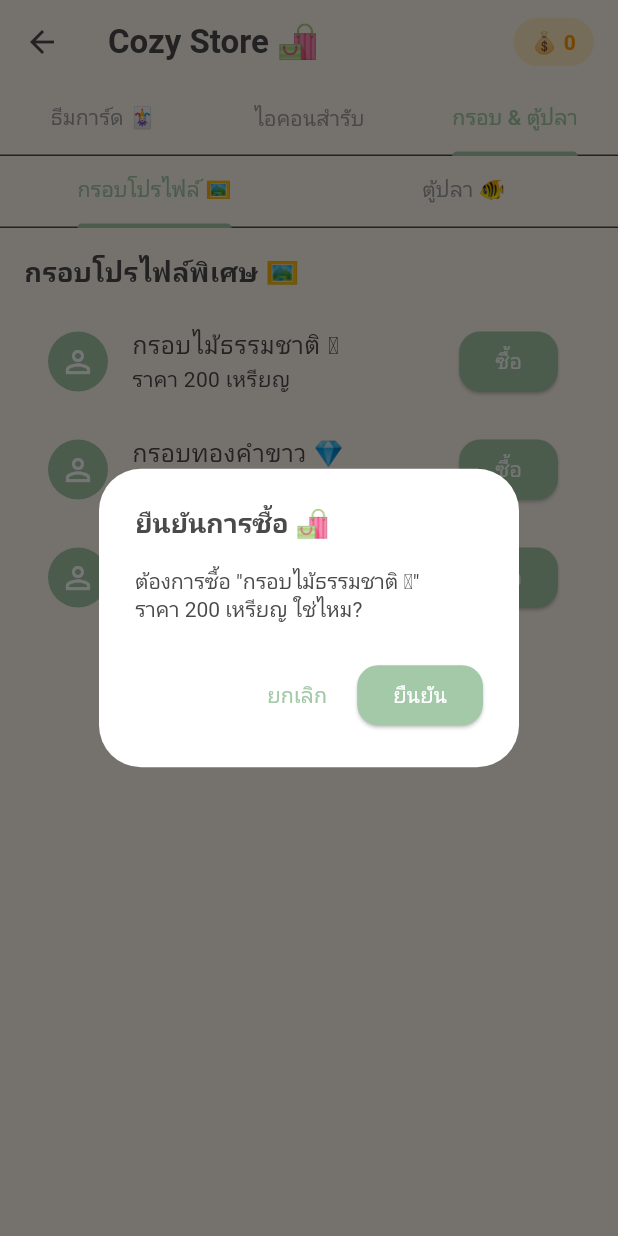
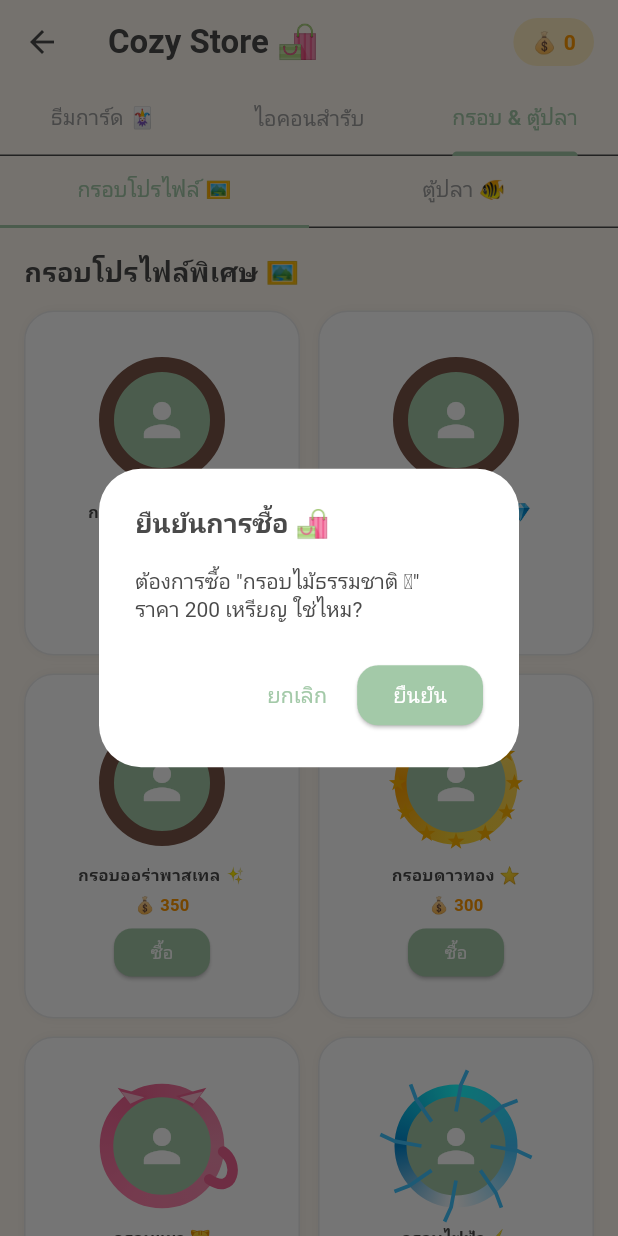
Before and after one commit to Oakiez/Flashcards, a Flutter app: the StoreScreen screen opened directly, tab 3 chosen, after a tap on "ซื้อ", on a phone screen of 412 x 824 dp. Run offline on Flutter 3.47's test engine with Material 3 defaults, Android fonts, the phone set to English and light mode, and no system bars; our stand-ins replace audioplayers, google_fonts, image_picker, shared_preferences; accounts and stored records are empty; Roboto replaces fonts that are missing (Prompt).

Commit message:
Add custom frames feature

```diff
--- a/lib/screens/profile_screen.dart
+++ b/lib/screens/profile_screen.dart
@@ -6,6 +6,7 @@ import 'package:provider/provider.dart';
 import 'package:image_picker/image_picker.dart';
 import '../providers/deck_provider.dart';
 import '../models/deck_model.dart';
+import '../widgets/frame_painter.dart';
 
 class ProfileScreen extends StatelessWidget {
   const ProfileScreen({super.key});
@@ -324,19 +325,6 @@ class ProfileScreen extends StatelessWidget {
     );
   }
 
-  Color _getFrameColor(String? frameName) {
-    switch (frameName) {
-      case 'กรอบไม้ธรรมชาติ 🪵':
-        return Colors.brown;
-      case 'กรอบทองคำขาว 💎':
-        return Colors.amber;
-      case 'กรอบออร่าพาสเทล ✨':
-        return Colors.purpleAccent.shade100;
-      default:
-        return Colors.transparent;
-    }
-  }
-
   @override
   Widget build(BuildContext context) {
     final deckProvider = Provider.of<DeckProvider>(context);
@@ -540,16 +528,10 @@ class ProfileScreen extends StatelessWidget {
               : null,
         ),
         if (user.selectedFrame != null)
-          Container(
-            width: 160,
-            height: 160,
-            decoration: BoxDecoration(
-              shape: BoxShape.circle,
-              border: Border.all(
-                color: _getFrameColor(user.selectedFrame),
-                width: 10,
-              ),
-            ),
+          SizedBox(
+            width: 170,
+            height: 170,
+            child: CustomPaint(painter: FramePainter(user.selectedFrame!)),
           ),
         Positioned(
           bottom: 5,
--- a/lib/screens/store_screen.dart
+++ b/lib/screens/store_screen.dart
@@ -1,9 +1,8 @@
-// ไฟล์: lib/screens/store_screen.dart
-
 import 'package:flutter/material.dart';
 import 'package:provider/provider.dart';
 import '../providers/deck_provider.dart';
 import '../services/audio_service.dart';
+import '../widgets/frame_painter.dart';
 
 class StoreScreen extends StatelessWidget {
   const StoreScreen({super.key});
@@ -12,6 +11,12 @@ class StoreScreen extends StatelessWidget {
     'กรอบไม้ธรรมชาติ 🪵': 200,
     'กรอบทองคำขาว 💎': 500,
     'กรอบออร่าพาสเทล ✨': 350,
+    'กรอบดาวทอง ⭐': 300,
+    'กรอบแมว 🐱': 400,
+    'กรอบไฟฟ้า ⚡': 350,
+    'กรอบเพชร 💎✨': 450,
+    'กรอบไฟ 🔥': 400,
+    'กรอบเปลวสี 🌈': 500,
   };
 
   @override
@@ -78,7 +83,6 @@ class StoreScreen extends StatelessWidget {
     return ListView(
       padding: const EdgeInsets.all(16),
       children: [
-        // คำอธิบาย
         Container(
           padding: const EdgeInsets.all(14),
           margin: const EdgeInsets.only(bottom: 16),
@@ -89,10 +93,9 @@ class StoreScreen extends StatelessWidget {
           ),
           child: const Text(
             '🃏 ธีมการ์ด = สีของสำรับ\nเลือกธีมแล้วสีสำรับจะเปลี่ยนตามอัตโนมัติ\nไปตั้งค่าที่หน้าแก้ไขสำรับ (กด ⋮ → ปรับแต่งสำรับ)',
-            style: TextStyle(fontSize: 13, color: null, height: 1.5),
+            style: TextStyle(fontSize: 13, height: 1.5),
           ),
         ),
-
         GridView.count(
           crossAxisCount: 2,
           shrinkWrap: true,
@@ -131,13 +134,11 @@ class StoreScreen extends StatelessWidget {
                 child: Column(
                   mainAxisAlignment: MainAxisAlignment.center,
                   children: [
-                    // Preview: 2 mini cards
                     SizedBox(
                       height: 80,
                       child: Stack(
                         alignment: Alignment.center,
                         children: [
-                          // back card (เลื่อนซ้าย)
                           Positioned(
                             left: 20,
                             child: _miniCard(
@@ -146,7 +147,6 @@ class StoreScreen extends StatelessWidget {
                               isBack: true,
                             ),
                           ),
-                          // front card (เลื่อนขวา)
                           Positioned(
                             right: 20,
                             child: _miniCard(
@@ -248,7 +248,6 @@ class StoreScreen extends StatelessWidget {
   ) {
     final price = theme['price'] as int;
     final name = '${theme['emoji']} ${theme['name']}';
-
     showDialog(
       context: context,
       builder: (ctx) => AlertDialog(
@@ -283,7 +282,7 @@ class StoreScreen extends StatelessWidget {
     );
   }
 
-  // ── Tab 3: ไอคอนสำรับ 🆕 ─────────────────────────────────────
+  // ── Tab 2: ไอคอนสำรับ ────────────────────────────────────────
 
   Widget _buildDeckIconTab(BuildContext context, DeckProvider provider) {
     final icons = DeckProvider.deckIconCatalog;
@@ -302,10 +301,9 @@ class StoreScreen extends StatelessWidget {
           ),
           child: const Text(
             '🏷️ ไอคอนสำรับ เปลี่ยนไอคอนที่แสดงในหน้าหลัก\nซื้อแล้วไปตั้งค่าที่หน้าแก้ไขสำรับ',
-            style: TextStyle(fontSize: 13, color: null, height: 1.5),
+            style: TextStyle(fontSize: 13, height: 1.5),
           ),
         ),
-
         GridView.count(
           crossAxisCount: 3,
           shrinkWrap: true,
@@ -316,7 +314,6 @@ class StoreScreen extends StatelessWidget {
           children: icons.map((icon) {
             final isUnlocked = unlockedIcons.contains(icon['id']);
             final price = icon['price'] as int;
-
             return GestureDetector(
               onTap: isUnlocked
                   ? null
@@ -388,7 +385,6 @@ class StoreScreen extends StatelessWidget {
   ) {
     final price = icon['price'] as int;
     final name = '${icon['emoji']} ${icon['name']}';
-
     showDialog(
       context: context,
       builder: (ctx) => AlertDialog(
@@ -423,7 +419,7 @@ class StoreScreen extends StatelessWidget {
     );
   }
 
-  // ── Tab 4: กรอบ & ตู้ปลา (ใช้ Widget แยกเพื่อหลีกเลี่ยง nested DefaultTabController) ──
+  // ── Tab 3: กรอบ & ตู้ปลา ─────────────────────────────────────
 
   Widget _buildItemAndFishTab(BuildContext context, DeckProvider provider) {
     return _InnerFishItemTab(
@@ -432,7 +428,7 @@ class StoreScreen extends StatelessWidget {
     );
   }
 
-  // ── กรอบโปรไฟล์ ───────────────────────────────────────────────
+  // ── กรอบโปรไฟล์ ──────────────────────────────────────────────
 
   Widget _buildItemTab(BuildContext context, DeckProvider provider) {
     final user = provider.user;
@@ -443,21 +439,98 @@ class StoreScreen extends StatelessWidget {
           'กรอบโปรไฟล์พิเศษ 🖼️',
           style: TextStyle(fontSize: 18, fontWeight: FontWeight.bold),
         ),
-        const SizedBox(height: 10),
-        ...avatarFrames.entries.map((entry) {
+        const SizedBox(height: 12),
+        GridView.count(
+          crossAxisCount: 2,
+          shrinkWrap: true,
+          physics: const NeverScrollableScrollPhysics(),
+          mainAxisSpacing: 12,
+          crossAxisSpacing: 12,
+          childAspectRatio: 0.8,
+          children: avatarFrames.entries.map((entry) {
             final isUnlocked = user.unlockedFrames.contains(entry.key);
             final isEquipped = user.selectedFrame == entry.key;
-          return ListTile(
-            leading: const CircleAvatar(child: Icon(Icons.person_outline)),
-            title: Text(entry.key),
-            subtitle: Text(
-              isUnlocked ? 'เป็นเจ้าของแล้ว ✨' : 'ราคา ${entry.value} เหรียญ',
+            return Container(
+              decoration: BoxDecoration(
+                color: isEquipped
+                    ? const Color(0xFFA3C9A8).withOpacity(0.15)
+                    : Colors.white,
+                borderRadius: BorderRadius.circular(20),
+                border: Border.all(
+                  color: isEquipped
+                      ? const Color(0xFFA3C9A8)
+                      : Colors.grey.withOpacity(0.2),
+                  width: isEquipped ? 2 : 1,
                 ),
-            trailing: ElevatedButton(
+                boxShadow: [
+                  BoxShadow(
+                    color: Colors.black.withOpacity(0.04),
+                    blurRadius: 6,
+                  ),
+                ],
+              ),
+              child: Column(
+                mainAxisAlignment: MainAxisAlignment.center,
+                children: [
+                  // ✅ Preview กรอบ
+                  SizedBox(
+                    width: 90,
+                    height: 90,
+                    child: Stack(
+                      alignment: Alignment.center,
+                      children: [
+                        CircleAvatar(
+                          radius: 36,
+                          backgroundColor: const Color(0xFFA3C9A8),
+                          child: const Icon(
+                            Icons.person,
+                            color: Colors.white,
+                            size: 36,
+                          ),
+                        ),
+                        // ✅ ใช้ FramePainter (ไม่มี underscore)
+                        SizedBox(
+                          width: 82,
+                          height: 82,
+                          child: CustomPaint(painter: FramePainter(entry.key)),
+                        ),
+                      ],
+                    ),
+                  ),
+                  const SizedBox(height: 8),
+                  Text(
+                    entry.key,
+                    textAlign: TextAlign.center,
+                    style: const TextStyle(
+                      fontSize: 11,
+                      fontWeight: FontWeight.bold,
+                    ),
+                    maxLines: 2,
+                    overflow: TextOverflow.ellipsis,
+                  ),
+                  const SizedBox(height: 4),
+                  Text(
+                    isUnlocked ? 'มีแล้ว ✨' : '💰 ${entry.value}',
+                    style: TextStyle(
+                      fontSize: 11,
+                      color: isUnlocked
+                          ? const Color(0xFFA3C9A8)
+                          : Colors.orange,
+                      fontWeight: FontWeight.bold,
+                    ),
+                  ),
+                  const SizedBox(height: 8),
+                  SizedBox(
+                    height: 32,
+                    child: ElevatedButton(
                       style: ElevatedButton.styleFrom(
                         backgroundColor: isEquipped
                             ? Colors.grey
-                    : (isUnlocked ? const Color(0xFFA3C9A8) : null),
+                            : const Color(0xFFA3C9A8),
+                        padding: const EdgeInsets.symmetric(horizontal: 12),
+                        shape: RoundedRectangleBorder(
+                          borderRadius: BorderRadius.circular(12),
+                        ),
                       ),
                       onPressed: isEquipped
                           ? null
@@ -479,11 +552,21 @@ class StoreScreen extends StatelessWidget {
                               }
                             },
                       child: Text(
-                isEquipped ? 'ใช้อยู่' : (isUnlocked ? 'ใช้งาน' : 'ซื้อ'),
+                        isEquipped
+                            ? 'ใช้อยู่'
+                            : (isUnlocked ? 'ใช้งาน' : 'ซื้อ'),
+                        style: const TextStyle(
+                          color: Colors.white,
+                          fontSize: 12,
                         ),
                       ),
+                    ),
+                  ),
+                ],
+              ),
             );
-        }),
+          }).toList(),
+        ),
       ],
     );
   }
@@ -531,11 +614,9 @@ class StoreScreen extends StatelessWidget {
 
   Widget _buildFishTab(BuildContext context, DeckProvider provider) {
     final tank = provider.fishTank;
-
     return ListView(
       padding: const EdgeInsets.all(16),
       children: [
-        // อาหารปลา
         Container(
           padding: const EdgeInsets.all(16),
           decoration: BoxDecoration(
@@ -599,9 +680,7 @@ class StoreScreen extends StatelessWidget {
             ],
           ),
         ),
-
         const SizedBox(height: 20),
-
         const Text(
           'ปลา 🐠',
           style: TextStyle(fontSize: 18, fontWeight: FontWeight.bold),
@@ -612,7 +691,6 @@ class StoreScreen extends StatelessWidget {
           style: const TextStyle(color: Colors.grey, fontSize: 13),
         ),
         const SizedBox(height: 10),
-
         GridView.count(
           crossAxisCount: 2,
           shrinkWrap: true,
@@ -635,7 +713,6 @@ class StoreScreen extends StatelessWidget {
             );
           }).toList(),
         ),
-
         const SizedBox(height: 24),
         _buildDecorSection(context, provider, '🪨 พื้นกรวด', 'floor'),
         const SizedBox(height: 16),
@@ -658,7 +735,6 @@ class StoreScreen extends StatelessWidget {
     final items = DeckProvider.decorCatalog
         .where((d) => d['category'] == category)
         .toList();
-
     return Column(
       crossAxisAlignment: CrossAxisAlignment.start,
       children: [
@@ -873,7 +949,6 @@ class StoreScreen extends StatelessWidget {
   ) {
     final ctrl = TextEditingController(text: '1');
     final canAdd = 20 - provider.fishTank.fishes.length;
-
     showDialog(
       context: context,
       builder: (ctx) => StatefulBuilder(
@@ -882,7 +957,6 @@ class StoreScreen extends StatelessWidget {
           final actualQty = qty.clamp(1, canAdd > 0 ? canAdd : 1);
           final total = price * actualQty;
           final canAfford = provider.user.coins >= total;
-
           return AlertDialog(
             shape: RoundedRectangleBorder(
               borderRadius: BorderRadius.circular(20),
@@ -993,7 +1067,9 @@ class StoreScreen extends StatelessWidget {
                         String msg;
                         if (result.startsWith('partial')) {
                           final got = result.split(':')[1];
-                          msg = 'ซื้อได้ $got ตัว (ตู้เหลือที่ว่างแค่นั้น) 🐠';
+                          msg =
+                              'ซื้อได้ $got ตัว '
+                              '(ตู้เหลือที่ว่างแค่นั้น) 🐠';
                           AudioService.instance.playPurchase();
                         } else if (result.startsWith('success')) {
                           msg = 'ซื้อ $name $actualQty ตัวแล้ว! 🐠';
@@ -1023,7 +1099,6 @@ class StoreScreen extends StatelessWidget {
 
   void _showBuyFoodDialog(BuildContext context, DeckProvider provider) {
     final ctrl = TextEditingController(text: '1');
-
     showDialog(
       context: context,
       builder: (ctx) => StatefulBuilder(
@@ -1032,7 +1107,6 @@ class StoreScreen extends StatelessWidget {
           final safeQty = qty.clamp(1, 999);
           final total = 30 * safeQty;
           final canAfford = provider.user.coins >= total;
-
           return AlertDialog(
             shape: RoundedRectangleBorder(
               borderRadius: BorderRadius.circular(20),
@@ -1177,17 +1251,15 @@ class StoreScreen extends StatelessWidget {
   }
 }
 
-// ── _InnerFishItemTab — StatefulWidget แยกสำหรับ nested tab ────────────────
+// ── _InnerFishItemTab ─────────────────────────────────────────────
 
 class _InnerFishItemTab extends StatefulWidget {
   final Widget itemTabContent;
   final Widget fishTabContent;
-
   const _InnerFishItemTab({
     required this.itemTabContent,
     required this.fishTabContent,
   });
-
   @override
   State<_InnerFishItemTab> createState() => _InnerFishItemTabState();
 }
@@ -1212,14 +1284,21 @@ class _InnerFishItemTabState extends State<_InnerFishItemTab>
   Widget build(BuildContext context) {
     return Column(
       children: [
-        TabBar(
+        Material(
+          color:
+              Theme.of(context).appBarTheme.backgroundColor ??
+              const Color(0xFFFFF9F0),
+          child: TabBar(
             controller: _ctrl,
             indicatorColor: const Color(0xFFA3C9A8),
             labelColor: null,
+            indicatorSize: TabBarIndicatorSize.tab,
+            padding: EdgeInsets.zero,
             tabs: const [
               Tab(text: 'กรอบโปรไฟล์ 🖼️'),
               Tab(text: 'ตู้ปลา 🐠'),
             ],
+          ),
         ),
         Expanded(
           child: TabBarView(
--- /dev/null
+++ b/lib/widgets/frame_painter.dart
@@ -0,0 +1,338 @@
+// lib/widgets/frame_painter.dart
+import 'dart:math';
+import 'package:flutter/material.dart';
+
+class FramePainter extends CustomPainter {
+  final String frameName;
+  FramePainter(this.frameName);
+
+  @override
+  void paint(Canvas canvas, Size size) {
+    final cx = size.width / 2;
+    final cy = size.height / 2;
+    final r = size.width / 2 - 4;
+
+    switch (frameName) {
+      case 'กรอบดาวทอง ⭐':
+        _drawStarFrame(canvas, size, cx, cy, r);
+        break;
+      case 'กรอบแมว 🐱':
+        _drawCatFrame(canvas, size, cx, cy, r);
+        break;
+      case 'กรอบไฟฟ้า ⚡':
+        _drawElectricFrame(canvas, size, cx, cy, r);
+        break;
+      case 'กรอบเพชร 💎✨':
+        _drawDiamondFrame(canvas, size, cx, cy, r);
+        break;
+      case 'กรอบไฟ 🔥':
+        _drawFireFrame(canvas, size, cx, cy, r);
+        break;
+      case 'กรอบเปลวสี 🌈':
+        _drawRainbowFrame(canvas, size, cx, cy, r);
+        break;
+      default:
+        _drawDefaultFrame(canvas, size, cx, cy, r);
+    }
+  }
+
+  // ── กรอบเริ่มต้น (สีจากชื่อ) ──
+  void _drawDefaultFrame(Canvas c, Size s, double cx, double cy, double r) {
+    final paint = Paint()
+      ..color = Colors.brown
+      ..strokeWidth = 10
+      ..style = PaintingStyle.stroke;
+    c.drawCircle(Offset(cx, cy), r, paint);
+  }
+
+  // ── กรอบดาวทอง ⭐ ──
+  void _drawStarFrame(Canvas c, Size s, double cx, double cy, double r) {
+    // วงกลมทอง
+    final ring = Paint()
+      ..shader = SweepGradient(
+        colors: [
+          Colors.amber.shade300,
+          Colors.yellow.shade600,
+          Colors.amber.shade700,
+          Colors.yellow.shade300,
+          Colors.amber.shade300,
+        ],
+      ).createShader(Rect.fromCircle(center: Offset(cx, cy), radius: r))
+      ..strokeWidth = 8
+      ..style = PaintingStyle.stroke;
+    c.drawCircle(Offset(cx, cy), r, ring);
+
+    // ดาวรอบวง
+    final starPaint = Paint()..color = Colors.amber.shade600;
+    final count = 12;
+    for (int i = 0; i < count; i++) {
+      final angle = (i / count) * 2 * pi;
+      final sx = cx + (r + 2) * cos(angle);
+      final sy = cy + (r + 2) * sin(angle);
+      _drawStar(c, Offset(sx, sy), 6, starPaint);
+    }
+  }
+
+  void _drawStar(Canvas c, Offset center, double size, Paint paint) {
+    final path = Path();
+    for (int i = 0; i < 5; i++) {
+      final outer = (i * 4 * pi / 5) - pi / 2;
+      final inner = outer + 2 * pi / 10;
+      final ox = center.dx + size * cos(outer);
+      final oy = center.dy + size * sin(outer);
+      final ix = center.dx + (size * 0.4) * cos(inner);
+      final iy = center.dy + (size * 0.4) * sin(inner);
+      i == 0 ? path.moveTo(ox, oy) : path.lineTo(ox, oy);
+      path.lineTo(ix, iy);
+    }
+    path.close();
+    c.drawPath(path, paint);
+  }
+
+  // ── กรอบแมว 🐱 ──
+  void _drawCatFrame(Canvas c, Size s, double cx, double cy, double r) {
+    // วงกลมชมพู gradient
+    final ring = Paint()
+      ..shader = SweepGradient(
+        colors: [
+          Colors.pink.shade200,
+          Colors.pinkAccent.shade100,
+          Colors.pink.shade300,
+          Colors.pink.shade200,
+        ],
+      ).createShader(Rect.fromCircle(center: Offset(cx, cy), radius: r))
+      ..strokeWidth = 9
+      ..style = PaintingStyle.stroke;
+    c.drawCircle(Offset(cx, cy), r, ring);
+
+    // หูแมวซ้าย
+    final earPaint = Paint()..color = Colors.pink.shade300;
+    final earLeft = Path()
+      ..moveTo(cx - r * 0.55, cy - r * 0.72)
+      ..lineTo(cx - r * 0.80, cy - r * 1.05)
+      ..lineTo(cx - r * 0.25, cy - r * 0.90)
+      ..close();
+    c.drawPath(earLeft, earPaint);
+
+    // หูแมวขวา
+    final earRight = Path()
+      ..moveTo(cx + r * 0.55, cy - r * 0.72)
+      ..lineTo(cx + r * 0.80, cy - r * 1.05)
+      ..lineTo(cx + r * 0.25, cy - r * 0.90)
+      ..close();
+    c.drawPath(earRight, earPaint);
+
+    // ชั้นในหู
+    final innerEar = Paint()..color = Colors.pink.shade100;
+    final innerLeft = Path()
+      ..moveTo(cx - r * 0.57, cy - r * 0.76)
+      ..lineTo(cx - r * 0.74, cy - r * 0.98)
+      ..lineTo(cx - r * 0.32, cy - r * 0.88)
+      ..close();
+    c.drawPath(innerLeft, innerEar);
+
+    final innerRight = Path()
+      ..moveTo(cx + r * 0.57, cy - r * 0.76)
+      ..lineTo(cx + r * 0.74, cy - r * 0.98)
+      ..lineTo(cx + r * 0.32, cy - r * 0.88)
+      ..close();
+    c.drawPath(innerRight, innerEar);
+
+    // หางแมว (ขวาล่าง)
+    final tailPaint = Paint()
+      ..color = Colors.pink.shade300
+      ..strokeWidth = 7
+      ..style = PaintingStyle.stroke
+      ..strokeCap = StrokeCap.round;
+    final tail = Path()
+      ..moveTo(cx + r * 0.85, cy + r * 0.6)
+      ..cubicTo(
+        cx + r * 1.3,
+        cy + r * 0.9,
+        cx + r * 1.4,
+        cy + r * 0.3,
+        cx + r * 1.1,
+        cy + r * 0.1,
+      );
+    c.drawPath(tail, tailPaint);
+  }
+
+  // ── กรอบไฟฟ้า ⚡ ──
+  void _drawElectricFrame(Canvas c, Size s, double cx, double cy, double r) {
+    final paint = Paint()
+      ..shader = SweepGradient(
+        colors: [
+          Colors.lightBlueAccent,
+          Colors.white,
+          Colors.lightBlue.shade700,
+          Colors.cyanAccent,
+          Colors.lightBlueAccent,
+        ],
+      ).createShader(Rect.fromCircle(center: Offset(cx, cy), radius: r))
+      ..strokeWidth = 8
+      ..style = PaintingStyle.stroke;
+    c.drawCircle(Offset(cx, cy), r, paint);
+
+    // สายฟ้ารอบวง
+    final boltPaint = Paint()
+      ..color = Colors.lightBlueAccent
+      ..strokeWidth = 2.5
+      ..style = PaintingStyle.stroke;
+    final count = 8;
+    for (int i = 0; i < count; i++) {
+      final a = (i / count) * 2 * pi;
+      final x1 = cx + (r - 14) * cos(a);
+      final y1 = cy + (r - 14) * sin(a);
+      final x2 = cx + (r + 14) * cos(a + 0.15);
+      final y2 = cy + (r + 14) * sin(a + 0.15);
+      final xm = cx + (r + 4) * cos(a + 0.08);
+      final ym = cy + (r + 4) * sin(a + 0.08);
+      final bolt = Path()
+        ..moveTo(x1, y1)
+        ..lineTo(xm, ym)
+        ..lineTo(x2, y2);
+      c.drawPath(bolt, boltPaint);
+    }
+  }
+
+  // ── กรอบเพชร 💎 ──
+  void _drawDiamondFrame(Canvas c, Size s, double cx, double cy, double r) {
+    final paint = Paint()
+      ..shader = SweepGradient(
+        colors: [
+          Colors.purple.shade200,
+          Colors.purpleAccent,
+          Colors.blue.shade300,
+          Colors.purpleAccent.shade100,
+          Colors.purple.shade200,
+        ],
+      ).createShader(Rect.fromCircle(center: Offset(cx, cy), radius: r))
+      ..strokeWidth = 8
+      ..style = PaintingStyle.stroke;
+    c.drawCircle(Offset(cx, cy), r, paint);
+
+    // เพชรรอบวง
+    final dPaint = Paint()..color = Colors.purpleAccent.shade100;
+    final count = 8;
+    for (int i = 0; i < count; i++) {
+      final a = (i / count) * 2 * pi;
+      final dx = cx + (r + 1) * cos(a);
+      final dy = cy + (r + 1) * sin(a);
+      _drawDiamond(c, Offset(dx, dy), 7, dPaint);
+    }
+  }
+
+  void _drawDiamond(Canvas c, Offset center, double size, Paint paint) {
+    final path = Path()
+      ..moveTo(center.dx, center.dy - size)
+      ..lineTo(center.dx + size * 0.6, center.dy)
+      ..lineTo(center.dx, center.dy + size * 0.7)
+      ..lineTo(center.dx - size * 0.6, center.dy)
+      ..close();
+    c.drawPath(path, paint);
+  }
+
+  // ── กรอบไฟ 🔥 ──
+  void _drawFireFrame(Canvas c, Size s, double cx, double cy, double r) {
+    final paint = Paint()
+      ..shader = SweepGradient(
+        colors: [
+          Colors.red.shade700,
+          Colors.orange,
+          Colors.yellow.shade600,
+          Colors.orange,
+          Colors.red.shade700,
+        ],
+      ).createShader(Rect.fromCircle(center: Offset(cx, cy), radius: r))
+      ..strokeWidth = 9
+      ..style = PaintingStyle.stroke;
+    c.drawCircle(Offset(cx, cy), r, paint);
+
+    // เปลวไฟรอบวง
+    final count = 10;
+    for (int i = 0; i < count; i++) {
+      final a = (i / count) * 2 * pi;
+      final fx = cx + (r + 2) * cos(a);
+      final fy = cy + (r + 2) * sin(a);
+      _drawFlame(c, Offset(fx, fy), a, 14);
+    }
+  }
+
+  void _drawFlame(Canvas c, Offset pos, double angle, double size) {
+    final paint = Paint()
+      ..shader =
+          LinearGradient(
+            colors: [Colors.yellow, Colors.orange, Colors.red],
+            begin: Alignment.topCenter,
+            end: Alignment.bottomCenter,
+          ).createShader(
+            Rect.fromCenter(center: pos, width: size, height: size * 2),
+          );
+
+    final path = Path()
+      ..moveTo(pos.dx, pos.dy - size)
+      ..cubicTo(
+        pos.dx + size * 0.5,
+        pos.dy - size * 0.5,
+        pos.dx + size * 0.3,
+        pos.dy + size * 0.3,
+        pos.dx,
+        pos.dy + size * 0.5,
+      )
+      ..cubicTo(
+        pos.dx - size * 0.3,
+        pos.dy + size * 0.3,
+        pos.dx - size * 0.5,
+        pos.dy - size * 0.5,
+        pos.dx,
+        pos.dy - size,
+      );
+
+    c.save();
+    c.translate(pos.dx, pos.dy);
+    c.rotate(angle + pi / 2);
+    c.translate(-pos.dx, -pos.dy);
+    c.drawPath(path, paint);
+    c.restore();
+  }
+
+  // ── กรอบเปลวสี 🌈 ──
+  void _drawRainbowFrame(Canvas c, Size s, double cx, double cy, double r) {
+    final paint = Paint()
+      ..shader = SweepGradient(
+        colors: [
+          Colors.red,
+          Colors.orange,
+          Colors.yellow,
+          Colors.green,
+          Colors.blue,
+          Colors.indigo,
+          Colors.purple,
+          Colors.red,
+        ],
+      ).createShader(Rect.fromCircle(center: Offset(cx, cy), radius: r))
+      ..strokeWidth = 10
+      ..style = PaintingStyle.stroke;
+    c.drawCircle(Offset(cx, cy), r, paint);
+
+    // วงในเส้นเล็ก
+    final inner = Paint()
+      ..shader = SweepGradient(
+        colors: [
+          Colors.purple,
+          Colors.blue,
+          Colors.green,
+          Colors.yellow,
+          Colors.orange,
+          Colors.red,
+          Colors.purple,
+        ],
+      ).createShader(Rect.fromCircle(center: Offset(cx, cy), radius: r - 12))
+      ..strokeWidth = 3
+      ..style = PaintingStyle.stroke;
+    c.drawCircle(Offset(cx, cy), r - 12, inner);
+  }
+
+  @override
+  bool shouldRepaint(_) => false;
+}
```
Lines whose indentation alone changed are shown as unchanged.
